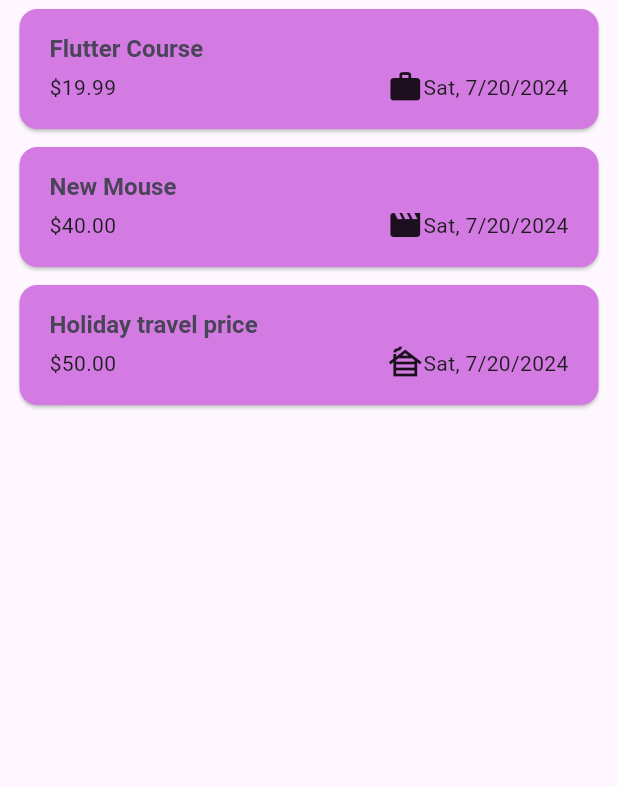
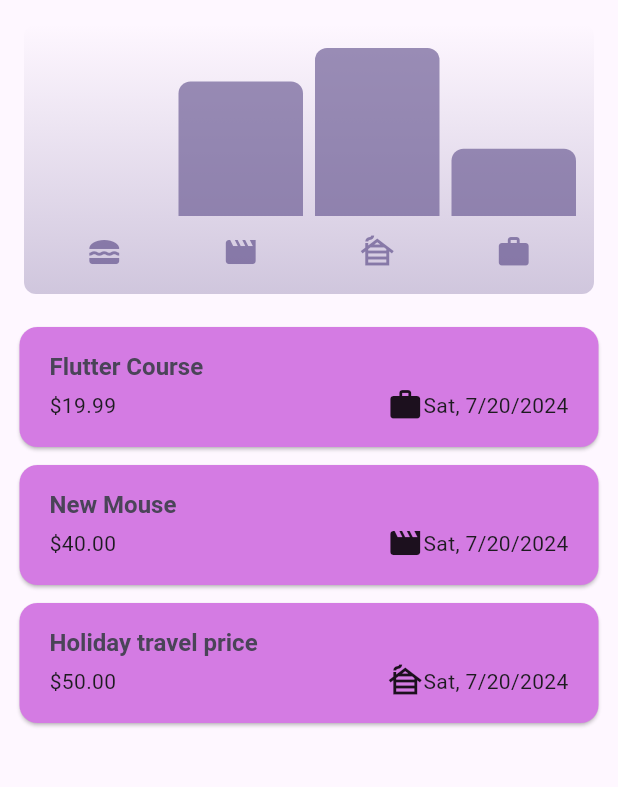
Before and after one commit to rebertiger/trackexpenses, a Flutter app: the screen it shows after launch, on a phone screen of 412 x 824 dp, the part 84-871 px from its top. Run offline on Flutter 3.47's test engine with Material 3 defaults, Android fonts, the light colour scheme and no system bars; our stand-ins replace toast.

Commit message:
Add Expense Chart

```diff
--- a/lib/models/expense.dart
+++ b/lib/models/expense.dart
@@ -29,3 +29,26 @@ class Expense {
     return formatter.format(date);
   }
 }
+
+class ExpenseBucket{
+
+  const ExpenseBucket({required this.category,required this.expenses});
+  ExpenseBucket.forCategory(List<Expense> allExpenses, this.category) :
+  expenses = allExpenses.where((expense)=> expense.category == category)
+  .toList();
+
+  final Category category;
+  final List<Expense> expenses;
+
+
+
+  double get totalExpenses{
+    double sum = 0.0;
+
+    for(final expense in expenses){
+      sum+= expense.amount;
+    }
+    return sum;
+  }
+
+}
--- /dev/null
+++ b/lib/widgets/chart/chart.dart
@@ -0,0 +1,95 @@
+import 'package:flutter/material.dart';
+
+import 'package:trackexpenses/widgets/chart/chart_bar.dart';
+import 'package:trackexpenses/models/expense.dart';
+
+class Chart extends StatelessWidget {
+  const Chart({super.key, required this.expenses});
+
+  final List<Expense> expenses;
+
+  List<ExpenseBucket> get buckets {
+    return [
+      ExpenseBucket.forCategory(expenses, Category.food),
+      ExpenseBucket.forCategory(expenses, Category.leisure),
+      ExpenseBucket.forCategory(expenses, Category.transportation),
+      ExpenseBucket.forCategory(expenses, Category.work),
+    ];
+  }
+
+  double get maxTotalExpense {
+    double maxTotalExpense = 0;
+
+    for (final bucket in buckets) {
+      if (bucket.totalExpenses > maxTotalExpense) {
+        maxTotalExpense = bucket.totalExpenses;
+      }
+    }
+
+    return maxTotalExpense;
+  }
+
+  @override
+  Widget build(BuildContext context) {
+    final isDarkMode =
+        MediaQuery.of(context).platformBrightness == Brightness.dark;
+    return Container(
+      margin: const EdgeInsets.all(16),
+      padding: const EdgeInsets.symmetric(
+        vertical: 16,
+        horizontal: 8,
+      ),
+      width: double.infinity,
+      height: 180,
+      decoration: BoxDecoration(
+        borderRadius: BorderRadius.circular(8),
+        gradient: LinearGradient(
+          colors: [
+            Theme.of(context).colorScheme.primary.withOpacity(0.3),
+            Theme.of(context).colorScheme.primary.withOpacity(0.0)
+          ],
+          begin: Alignment.bottomCenter,
+          end: Alignment.topCenter,
+        ),
+      ),
+      child: Column(
+        children: [
+          Expanded(
+            child: Row(
+              crossAxisAlignment: CrossAxisAlignment.end,
+              children: [
+                for (final bucket in buckets) // alternative to map()
+                  ChartBar(
+                    fill: bucket.totalExpenses == 0
+                        ? 0
+                        : bucket.totalExpenses / maxTotalExpense,
+                  )
+              ],
+            ),
+          ),
+          const SizedBox(height: 12),
+          Row(
+            children: buckets
+                .map(
+                  (bucket) => Expanded(
+                    child: Padding(
+                      padding: const EdgeInsets.symmetric(horizontal: 4),
+                      child: Icon(
+                        categoryIcons[bucket.category],
+                        color: isDarkMode
+                            ? Theme.of(context).colorScheme.secondary
+                            : Theme.of(context)
+                                .colorScheme
+                                .primary
+                                .withOpacity(0.7),
+                      ),
+                    ),
+                  ),
+                )
+                .toList(),
+          )
+        ],
+      ),
+    );
+  }
+}
--- /dev/null
+++ b/lib/widgets/chart/chart_bar.dart
@@ -0,0 +1,34 @@
+import 'package:flutter/material.dart';
+
+class ChartBar extends StatelessWidget {
+  const ChartBar({
+    super.key,
+    required this.fill,
+  });
+
+  final double fill;
+
+  @override
+  Widget build(BuildContext context) {
+    final isDarkMode =
+        MediaQuery.of(context).platformBrightness == Brightness.dark;
+    return Expanded(
+      child: Padding(
+        padding: const EdgeInsets.symmetric(horizontal: 4),
+        child: FractionallySizedBox(
+          heightFactor: fill,
+          child: DecoratedBox(
+            decoration: BoxDecoration(
+              shape: BoxShape.rectangle,
+              borderRadius:
+                  const BorderRadius.vertical(top: Radius.circular(8)),
+              color: isDarkMode
+                  ? Theme.of(context).colorScheme.secondary
+                  : Theme.of(context).colorScheme.primary.withOpacity(0.65),
+            ),
+          ),
+        ),
+      ),
+    );
+  }
+}
--- a/lib/widgets/expenses.dart
+++ b/lib/widgets/expenses.dart
@@ -1,5 +1,6 @@
 import 'package:flutter/material.dart';
 import 'package:toast/toast.dart';
+import 'package:trackexpenses/widgets/chart/chart.dart';
 import 'package:trackexpenses/widgets/expenses_list/expenses_list.dart';
 import 'package:trackexpenses/models/expense.dart';
 import 'package:trackexpenses/widgets/new_expense.dart';
@@ -98,9 +99,8 @@ class _ExpensesState extends State<Expenses> {
       ),
       body: Column(
         children: [
-
-          Expanded(
-              child: mainContent),
+          Chart(expenses: registeredExpenses),
+          Expanded(child: mainContent),
         ],
       ),
     );
--- a/lib/widgets/expenses_list/expenses_list.dart
+++ b/lib/widgets/expenses_list/expenses_list.dart
@@ -3,16 +3,36 @@ import 'package:trackexpenses/models/expense.dart';
 import 'package:trackexpenses/widgets/expenses_list/expense_item.dart';
 
 class ExpensesList extends StatelessWidget {
-  const ExpensesList({super.key, required this.expenses, required this.onRemoveExpense});
+  const ExpensesList(
+      {super.key, required this.expenses, required this.onRemoveExpense});
 
   final List<Expense> expenses;
-  final void Function(Expense expense)onRemoveExpense;
+  final void Function(Expense expense) onRemoveExpense;
 
   @override
   Widget build(BuildContext context) {
     return ListView.builder(
         itemCount: expenses.length,
         itemBuilder: (ctx, index) => Dismissible(
+          movementDuration: const Duration(milliseconds: 70),
+              resizeDuration: const Duration(milliseconds: 70),
+              background: Container(
+                color: Colors.red,
+                margin: EdgeInsets.symmetric(horizontal: Theme.of(context).cardTheme.margin!.horizontal),
+                padding: const EdgeInsets.symmetric(horizontal: 20),
+                alignment: Alignment.centerLeft,
+                child: const Icon(
+                  Icons.delete,
+                  color: Colors.white,
+                ),
+              ),
+              secondaryBackground: Container(
+                margin: EdgeInsets.symmetric(horizontal: Theme.of(context).cardTheme.margin!.horizontal),
+                color: Colors.red,
+                padding: const EdgeInsets.symmetric(horizontal: 20),
+                alignment: Alignment.centerRight,
+                child: const Icon(Icons.delete,color: Colors.white,),
+              ),
               key: ValueKey(expenses[index]),
               onDismissed: (direction) => onRemoveExpense(expenses[index]),
               child: ExpenseItem(expense: expenses[index]),
```
